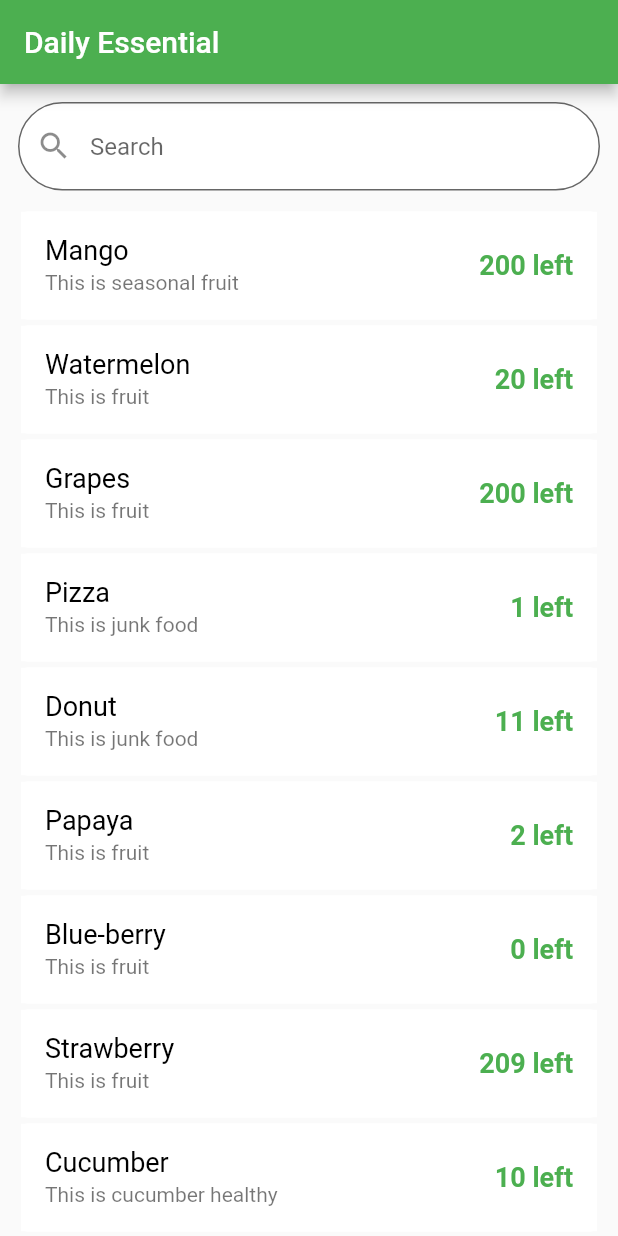
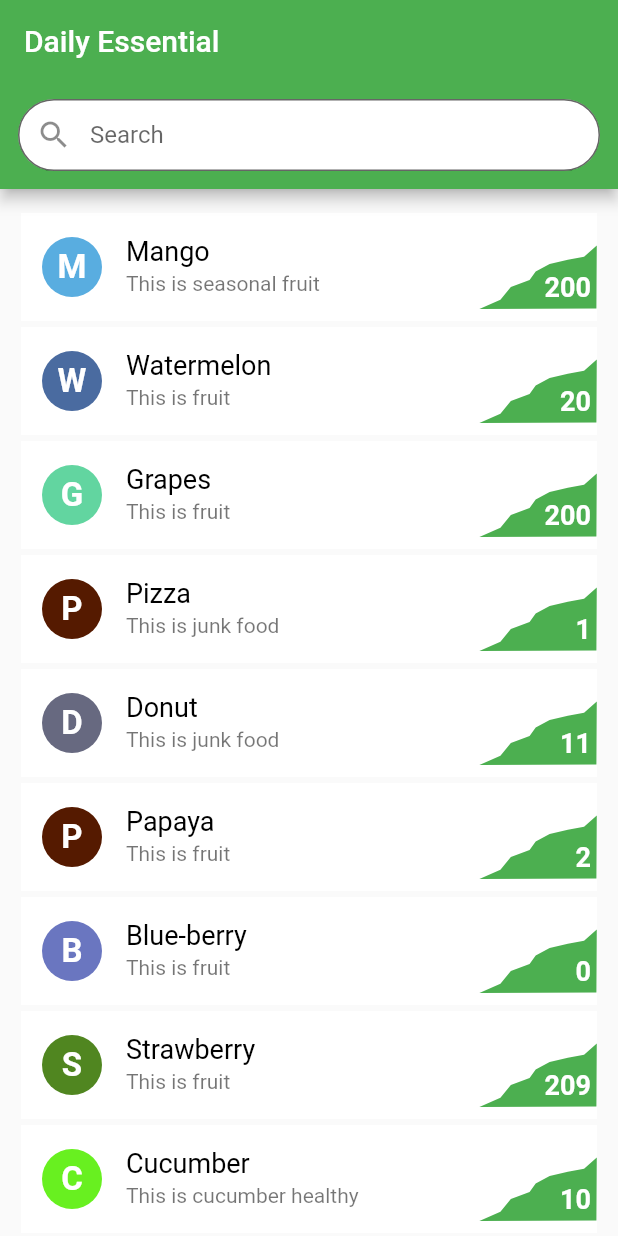
Before and after one commit to sameerpatil007/ProductList_Flutter, a Flutter app: the screen it shows after launch, on a phone screen of 412 x 824 dp. Run offline on Flutter 3.47's test engine with Material 2 defaults, Android fonts, the phone set to English and light mode, and no system bars; our stand-ins replace bloc, equatable, flutter_bloc.

Commit message:
Added UI changes for the tile item

```diff
--- a/lib/src/presentation/views/home_screen.dart
+++ b/lib/src/presentation/views/home_screen.dart
@@ -36,6 +36,7 @@ class _MyHomePageState extends State<MyHomePage> {
     return Scaffold(
       appBar: AppBar(
         title: Text(widget.title),
+        bottom: _buildSearchBar(),
       ),
       body: BlocListener<ProductsBloc, ProductsState>(
         listenWhen: (ProductsState previous, ProductsState current) =>
@@ -47,31 +48,37 @@ class _MyHomePageState extends State<MyHomePage> {
           onTap: () {
             FocusScope.of(context).requestFocus(FocusNode());
           },
-          child: Column(
-            children: <Widget>[
-              _buildSearchBar(),
-              Expanded(child: _buildProductList()),
-            ],
-          ),
+          child: _buildProductList(),
         ),
       ),
     );
   }
 
-  Widget _buildSearchBar() {
-    return Padding(
+  PreferredSize _buildSearchBar() {
+    return PreferredSize(
+      preferredSize: const Size.fromHeight(70.0),
+      child: Padding(
         padding: const EdgeInsets.all(12.0),
-      child: TextFormField(
+        child: _buildSearchInput(),
+      ),
+    );
+  }
+
+  Widget _buildSearchInput() {
+    return TextFormField(
       onChanged: (String searchText) => context.read<ProductsBloc>().add(GetSearchedProducts(searchTerm: searchText)),
       decoration: const InputDecoration(
         prefixIcon: Icon(Icons.search),
         fillColor: Colors.white,
         filled: true,
+        contentPadding: EdgeInsets.zero,
         border: OutlineInputBorder(
           borderRadius: BorderRadius.all(Radius.circular(40.0)),
+          borderSide: BorderSide(
+            color: Colors.transparent,
+          ),
         ),
         hintText: 'Search',
-        ),
       ),
     );
   }
@@ -83,6 +90,7 @@ class _MyHomePageState extends State<MyHomePage> {
       builder: (BuildContext context, ProductsState state) {
         if (state.searchedProducts.isNotEmpty) {
           return ListView.builder(
+            padding: const EdgeInsets.symmetric(vertical: 14.0),
             itemCount: state.searchedProducts.length,
             itemBuilder: (BuildContext context, int index) {
               Product productToDisplay = state.searchedProducts[index];
--- a/lib/src/presentation/widgets/product_item.dart
+++ b/lib/src/presentation/widgets/product_item.dart
@@ -1,5 +1,6 @@
 import 'package:assignment_1/src/core/utils/extension.dart';
 import 'package:assignment_1/src/domain/entities/product.dart';
+import 'package:assignment_1/src/presentation/widgets/wave_shape.dart';
 import 'package:flutter/material.dart';
 
 class BuildListItem extends StatelessWidget {
@@ -13,17 +14,77 @@ class BuildListItem extends StatelessWidget {
       borderOnForeground: true,
       elevation: 0,
       child: ListTile(
+        contentPadding: const EdgeInsets.only(left: 14),
         tileColor: Colors.white,
-        title: Text(
-          product.name.capitalize(),
-          style: const TextStyle(color: Colors.black, fontSize: 18.0),
-        ),
-        subtitle: Text(product.description.capitalize()),
-        trailing: Text(
-          '${product.quantity} left',
-          style: const TextStyle(color: Colors.green, fontWeight: FontWeight.bold, fontSize: 18.0),
+        leading: _buildLeading(),
+        title: _buildTitle(),
+        subtitle: _buildDescription(),
+        trailing: _buildQuantity(),
+      ),
+    );
+  }
+
+  int getNextInt(String character) => (character.codeUnitAt(0) * 100000 * 0xFFFFFF).toInt();
+
+  Widget _buildLeading() {
+    return Container(
+      height: 40,
+      width: 40,
+      decoration: BoxDecoration(
+        color: Color(getNextInt(product.name[0])).withOpacity(1.0),
+        borderRadius: BorderRadius.circular(40),
+      ),
+      child: Center(
+        child: Text(
+          product.name[0].capitalize(),
+          style: const TextStyle(
+            color: Colors.white,
+            fontSize: 22.0,
+            fontWeight: FontWeight.bold,
+          ),
         ),
       ),
     );
   }
+
+  Widget _buildQuantity() {
+    return Stack(
+      children: <Widget>[
+        _buildBackgroundShape(),
+        _buildQuantityText(),
+      ],
+    );
+  }
+
+  Widget _buildQuantityText() {
+    return Positioned(
+        bottom: 4,
+        right: 4,
+        child: Text(
+          '${product.quantity}',
+          style: const TextStyle(color: Colors.white, fontWeight: FontWeight.bold, fontSize: 18.0),
+        ),
+      );
+  }
+
+  Widget _buildBackgroundShape() {
+    return FittedBox(
+        child: SizedBox(
+          width: 280,
+          height: 200,
+          child: CustomPaint(
+            painter: WaveShapeBuilder(),
+          ),
+        ),
+      );
+  }
+
+  Widget _buildDescription() => Text(product.description.capitalize());
+
+  Widget _buildTitle() {
+    return Text(
+      product.name.capitalize(),
+      style: const TextStyle(color: Colors.black, fontSize: 18.0),
+    );
+  }
 }
```
Also changed, not shown: lib/src/presentation/widgets/no_item.dart (+6 -4 lines), lib/src/presentation/widgets/wave_shape.dart (added, +32 -0 lines). Lines whose indentation alone changed are shown as unchanged.
